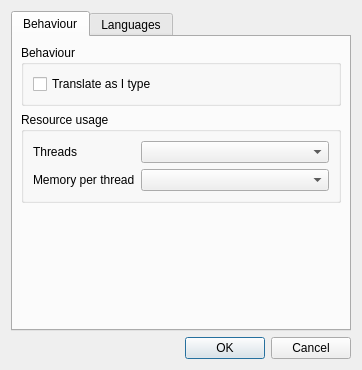
Qt form src/TranslatorSettingsDialog.ui (XapaJIaMnu/translateLocally) before a commit.
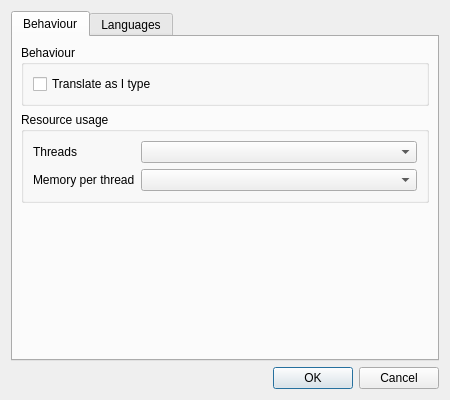
The same form after that commit.

Commit message: Make settings dialog a bit larger (and round the numbers)

```diff
--- a/src/TranslatorSettingsDialog.ui
+++ b/src/TranslatorSettingsDialog.ui
@@ -6,8 +6,8 @@
    <rect>
     <x>0</x>
     <y>0</y>
-    <width>362</width>
-    <height>370</height>
+    <width>450</width>
+    <height>400</height>
    </rect>
   </property>
   <property name="windowTitle">
```
The commit also changes 1 other file.
